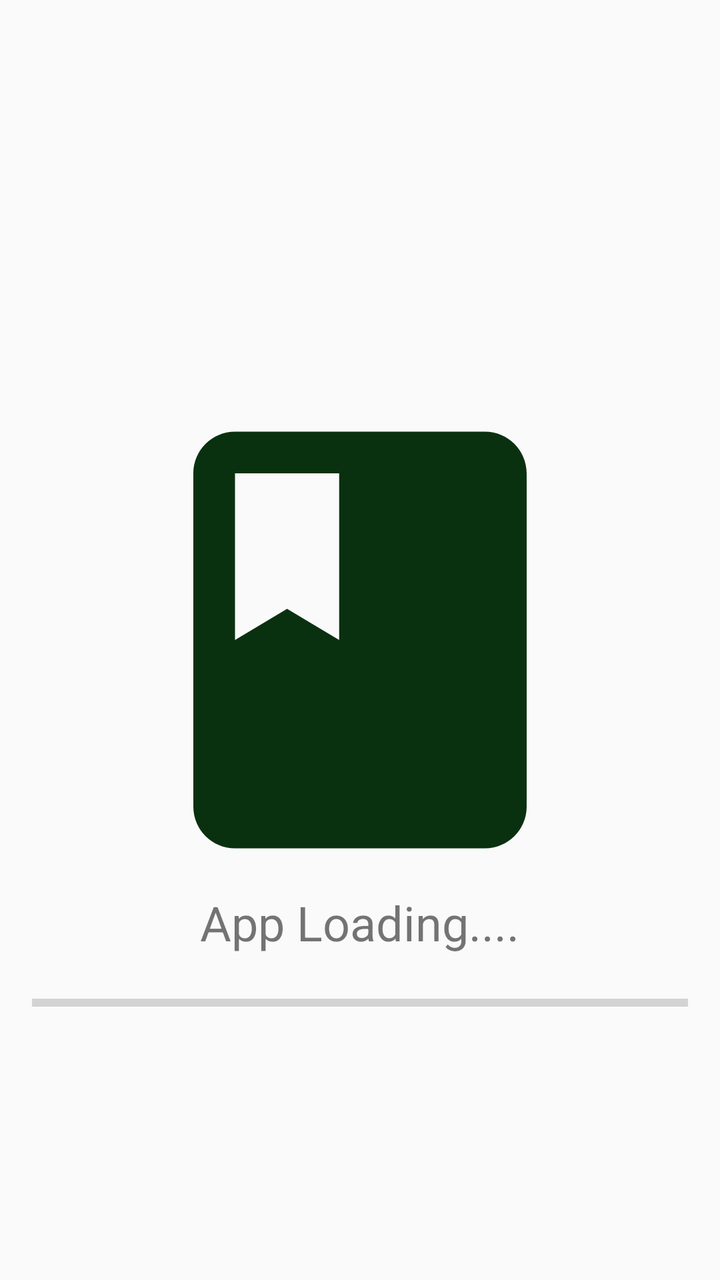
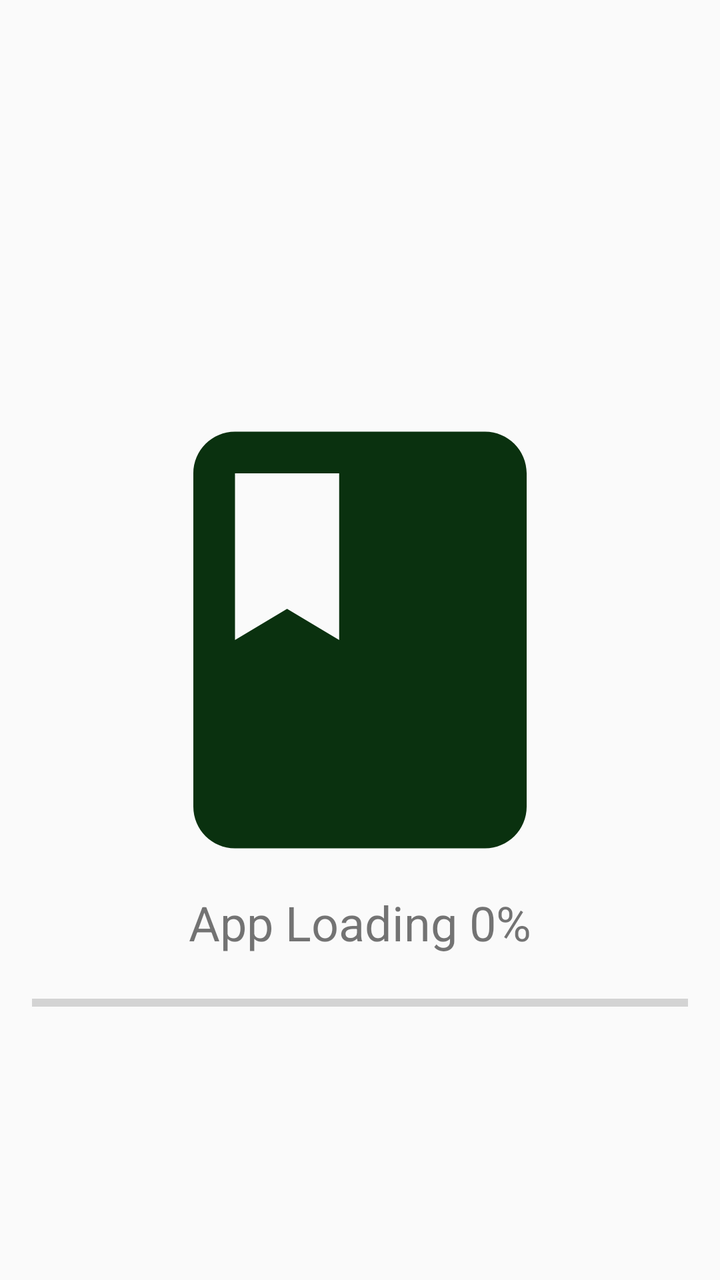

Screens rendered from an Android XML layout before and after an edit, with the pre-edit source and the edit as a unified diff.
<!-- AndroidManifest.xml: activity theme Theme.AppCompat.Light.NoActionBar -->
<!-- res/layout/activity_splash.xml -->
<?xml version="1.0" encoding="utf-8"?>
<RelativeLayout xmlns:android="http://schemas.android.com/apk/res/android"
    xmlns:app="http://schemas.android.com/apk/res-auto"
    xmlns:tools="http://schemas.android.com/tools"
    android:layout_width="match_parent"
    android:layout_height="match_parent"
    tools:context=".activities.SplashActivity">

    <ImageView
        android:id="@+id/iv_icon"
        android:layout_width="250dp"
        android:layout_height="250dp"
        android:layout_centerHorizontal="true"
        android:layout_centerInParent="true"
        android:src="@drawable/ic_book_24"
        />

    <ProgressBar
        android:id="@+id/progress_bar"
        style="@style/Widget.AppCompat.ProgressBar.Horizontal"
        android:layout_width="match_parent"
        android:layout_height="wrap_content"
        android:layout_centerHorizontal="true"
        android:layout_below="@id/tv_loading"
        android:layout_marginHorizontal="16dp"
        />


    <TextView
        android:id="@+id/tv_loading"
        android:layout_width="wrap_content"
        android:layout_height="wrap_content"
        android:layout_below="@+id/iv_icon"
        android:layout_centerHorizontal="true"
        android:text="App Loading...."
        android:layout_marginBottom="16dp"
        android:textSize="24sp"
        />
</RelativeLayout>
<!-- resources referenced by this layout -->
<resources>
  <!-- drawable ic_book_24 (drawable) -->
  <vector android:height="24dp" android:tint="#0A310F"
      android:viewportHeight="24" android:viewportWidth="24"
      android:width="24dp" xmlns:android="http://schemas.android.com/apk/res/android">
      <path android:fillColor="@android:color/white" android:pathData="M18,2H6c-1.1,0 -2,0.9 -2,2v16c0,1.1 0.9,2 2,2h12c1.1,0 2,-0.9 2,-2V4c0,-1.1 -0.9,-2 -2,-2zM6,4h5v8l-2.5,-1.5L6,12V4z"/>
  </vector>
</resources>

<!-- the commit's change to res/layout/activity_splash.xml (unified diff, before → after) -->
@@ -32,7 +32,7 @@
         android:layout_height="wrap_content"
         android:layout_below="@+id/iv_icon"
         android:layout_centerHorizontal="true"
-        android:text="App Loading...."
+        android:text="App Loading 0%"
         android:layout_marginBottom="16dp"
         android:textSize="24sp"
         />
